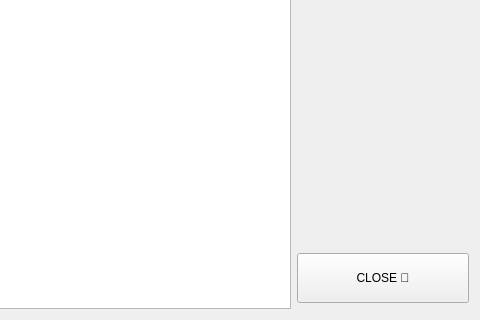
Above: Chat-Application/showcontact.ui from verina101/Chat-Application before the change; both pictures show x 220 to 700 and y 180 to 500 of the 700 by 500 pixel window. Below: the same form after it.
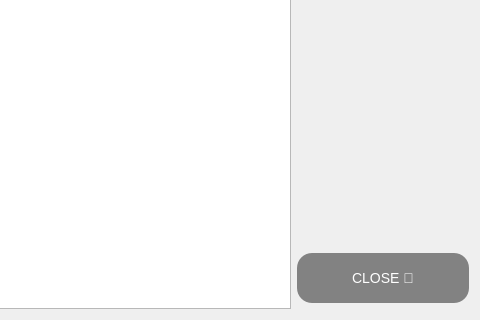
That is the form after the change. Icons and pictures are not drawn.

```diff
--- a/Chat-Application/showcontact.ui
+++ b/Chat-Application/showcontact.ui
@@ -65,6 +65,13 @@
          <height>50</height>
         </size>
        </property>
+       <property name="styleSheet">
+        <string notr="true">background:rgb(130, 130, 130);
+font:14px;
+color:white;
+border-radius:15px;
+</string>
+       </property>
        <property name="text">
         <string>CLOSE 🥺</string>
        </property>
```
